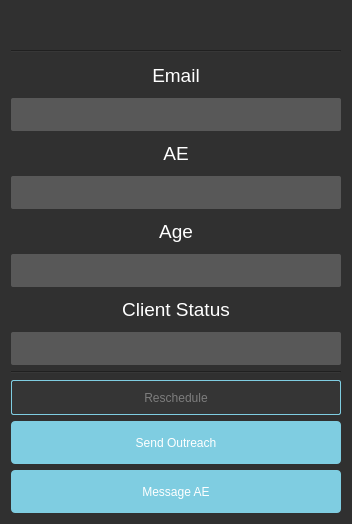
This is client_info.ui in caiocardoso28/redesigned_app as Qt 5 draws it before an edit. The edited form follows.
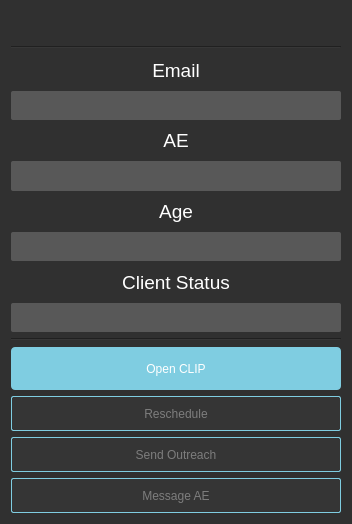
This is the edited form.

Commit message: load table can be done multiple times to refresh available time slots

```diff
--- a/client_info.ui
+++ b/client_info.ui
@@ -398,6 +398,16 @@
      </property>
     </widget>
    </item>
+   <item>
+    <widget class="QPushButton" name="pushButton_5">
+     <property name="styleSheet">
+      <string notr="true"/>
+     </property>
+     <property name="text">
+      <string>Open CLIP</string>
+     </property>
+    </widget>
+   </item>
    <item>
     <widget class="QPushButton" name="pushButton_4">
      <property name="styleSheet">
@@ -438,7 +448,31 @@
       <bool>true</bool>
      </property>
      <property name="styleSheet">
-      <string notr="true">\</string>
+      <string notr="true">QPushButton {
+    background-color: rgb(53, 53, 53);
+    color: rgb(125, 125, 125);
+    border: 1px solid #7fcde1;
+    border-radius: 2px;
+    padding: 4px;
+    font: 10pt &quot;Arial&quot;;
+    height: 25px;
+    
+    
+    
+}
+
+/* Add a hover effect to buttons */
+QPushButton:hover {
+    background: rgb(71, 71, 71);
+    font: rgb(204, 204, 204);
+    color: #ffffff
+}
+
+/* Add a pressed effect to buttons */
+QPushButton:pressed {
+    background: qlineargradient(x1: 0, y1: 0, x2: 0, y2: 1,
+    stop: 0 #ff9d00, stop: 1 #ffb900);
+}</string>
      </property>
      <property name="text">
       <string>Send Outreach</string>
@@ -451,7 +485,31 @@
       <bool>true</bool>
      </property>
      <property name="styleSheet">
-      <string notr="true"/>
+      <string notr="true">QPushButton {
+    background-color: rgb(53, 53, 53);
+    color: rgb(125, 125, 125);
+    border: 1px solid #7fcde1;
+    border-radius: 2px;
+    padding: 4px;
+    font: 10pt &quot;Arial&quot;;
+    height: 25px;
+    
+    
+    
+}
+
+/* Add a hover effect to buttons */
+QPushButton:hover {
+    background: rgb(71, 71, 71);
+    font: rgb(204, 204, 204);
+    color: #ffffff
+}
+
+/* Add a pressed effect to buttons */
+QPushButton:pressed {
+    background: qlineargradient(x1: 0, y1: 0, x2: 0, y2: 1,
+    stop: 0 #ff9d00, stop: 1 #ffb900);
+}</string>
      </property>
      <property name="text">
       <string>Message AE</string>
```
The commit also changes 1 other file.
